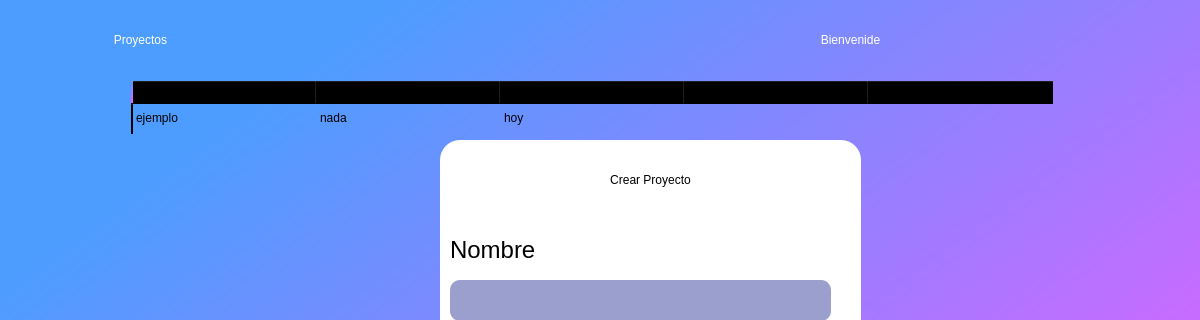
The window that chicos.ui (rojasalexander/AdministradorProyectosFacultad) describes before a commit, drawn with Qt 5; both pictures show x 0 to 1200 and y 0 to 320 of the 1200 by 799 pixel window.
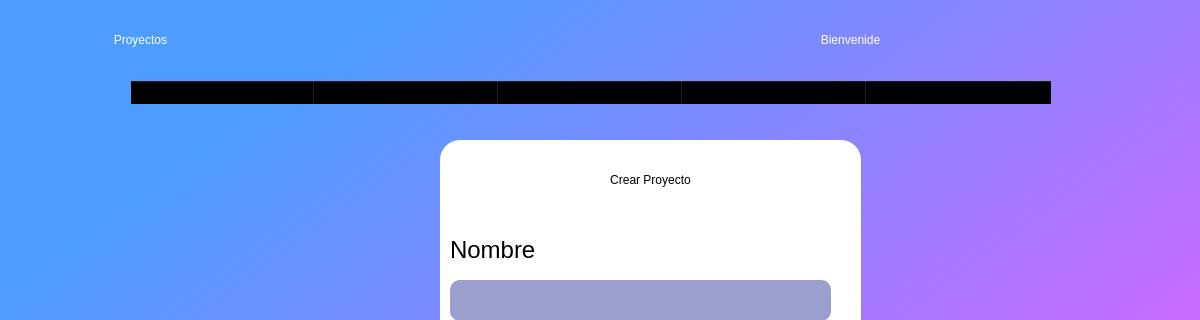
The same window after the commit.

Commit message: conexciones entre interfaz y base de datos

```diff
--- a/chicos.ui
+++ b/chicos.ui
@@ -73,11 +73,6 @@
     <attribute name="verticalHeaderDefaultSectionSize">
      <number>30</number>
     </attribute>
-    <row>
-     <property name="text">
-      <string/>
-     </property>
-    </row>
     <column>
      <property name="text">
       <string>nombre</string>
@@ -110,21 +105,6 @@
       <string>Eliminar</string>
      </property>
     </column>
-    <item row="0" column="0">
-     <property name="text">
-      <string>ejemplo</string>
-     </property>
-    </item>
-    <item row="0" column="1">
-     <property name="text">
-      <string>nada</string>
-     </property>
-    </item>
-    <item row="0" column="2">
-     <property name="text">
-      <string>hoy</string>
-     </property>
-    </item>
    </widget>
    <widget class="QLabel" name="name">
     <property name="geometry">
```
The commit also changes 3 other files.
